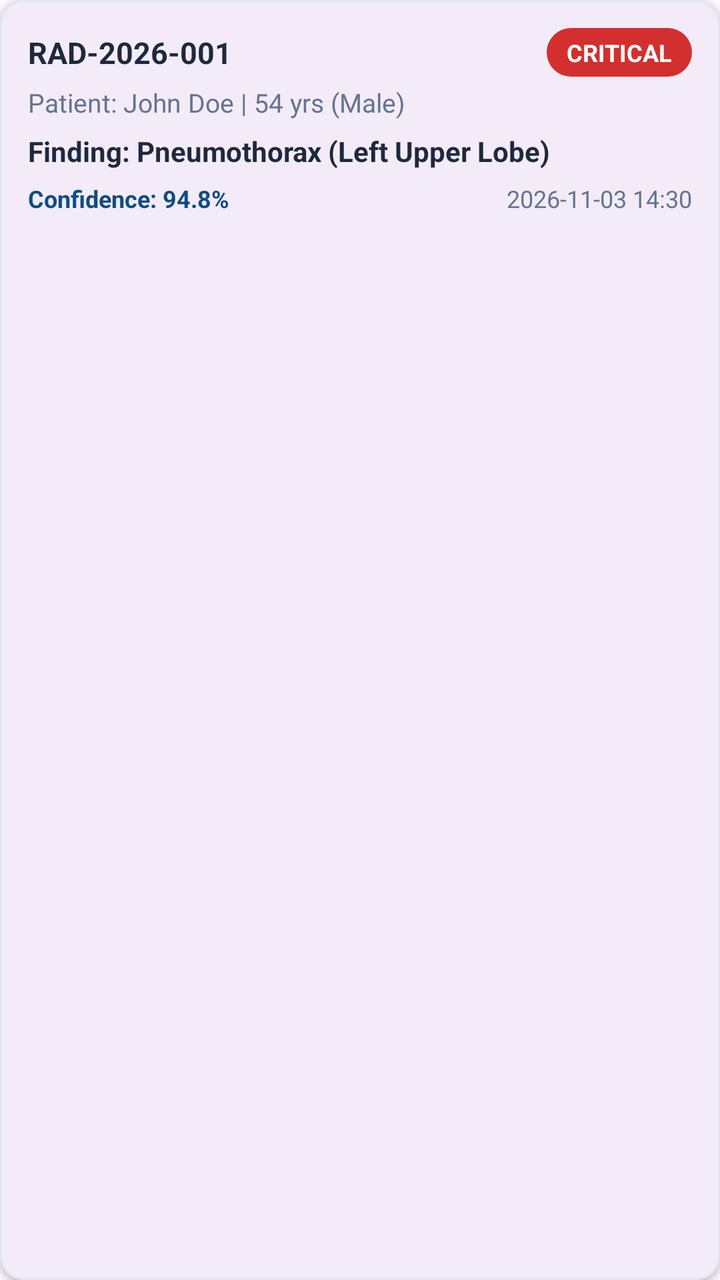
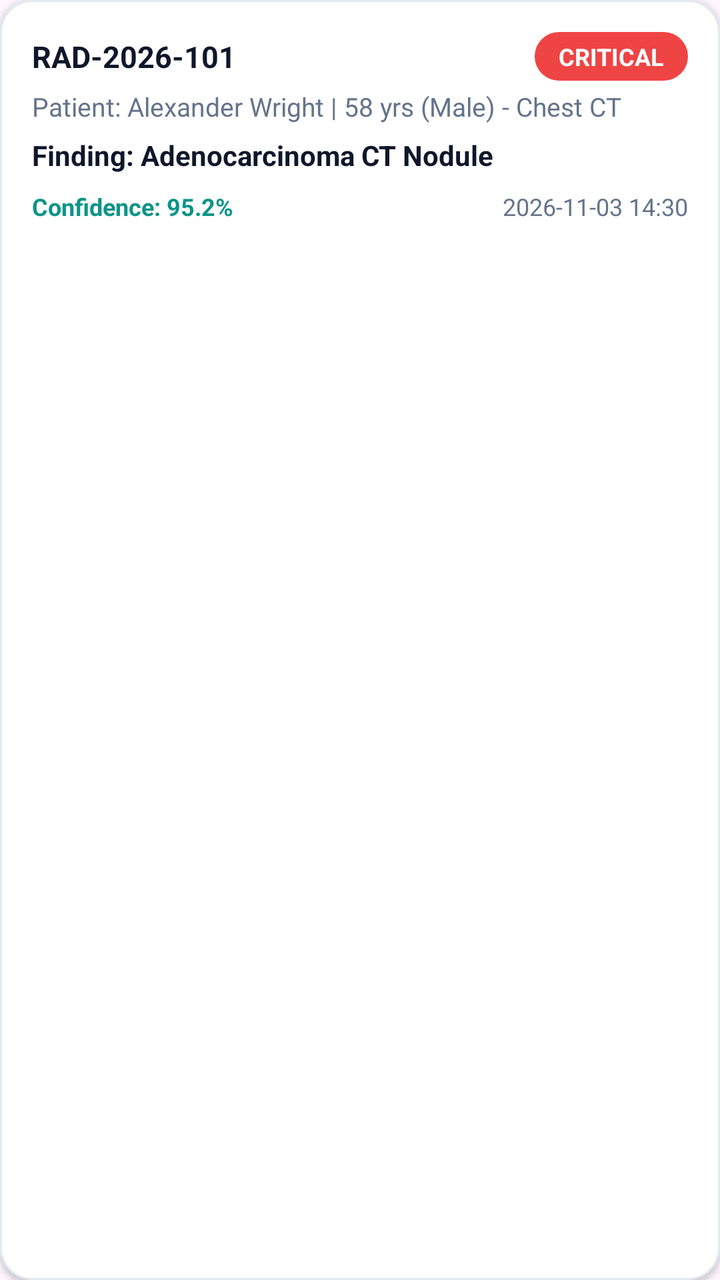

Before-and-after screenshots of an Android layout around one commit, followed by the original layout XML and the change that was made.
<!-- AndroidManifest.xml: application theme Theme.AITriageRadiology -->
<!-- res/layout/item_triage_history.xml -->
<?xml version="1.0" encoding="utf-8"?>
<com.google.android.material.card.MaterialCardView xmlns:android="http://schemas.android.com/apk/res/android"
    xmlns:app="http://schemas.android.com/apk/res-auto"
    android:layout_width="match_parent"
    android:layout_height="wrap_content"
    android:layout_marginHorizontal="4dp"
    android:layout_marginVertical="6dp"
    app:cardCornerRadius="12dp"
    app:cardElevation="2dp"
    app:strokeColor="@color/border_light"
    app:strokeWidth="1dp">

    <LinearLayout
        android:layout_width="match_parent"
        android:layout_height="wrap_content"
        android:orientation="vertical"
        android:padding="14dp">

        <LinearLayout
            android:layout_width="match_parent"
            android:layout_height="wrap_content"
            android:gravity="center_vertical"
            android:orientation="horizontal">

            <TextView
                android:id="@+id/tvHistoryPatientId"
                android:layout_width="0dp"
                android:layout_height="wrap_content"
                android:layout_weight="1"
                android:text="RAD-2026-001"
                android:textColor="@color/text_primary"
                android:textSize="15sp"
                android:textStyle="bold" />

            <TextView
                android:id="@+id/tvHistoryBadge"
                android:layout_width="wrap_content"
                android:layout_height="wrap_content"
                android:background="@drawable/bg_badge_critical"
                android:paddingHorizontal="10dp"
                android:paddingVertical="4dp"
                android:text="CRITICAL"
                android:textColor="@color/white"
                android:textSize="12sp"
                android:textStyle="bold" />
        </LinearLayout>

        <TextView
            android:id="@+id/tvHistoryPatientDetails"
            android:layout_width="match_parent"
            android:layout_height="wrap_content"
            android:layout_marginTop="4dp"
            android:text="Patient: John Doe | 54 yrs (Male)"
            android:textColor="@color/text_secondary"
            android:textSize="13sp" />

        <TextView
            android:id="@+id/tvHistoryFinding"
            android:layout_width="match_parent"
            android:layout_height="wrap_content"
            android:layout_marginTop="6dp"
            android:text="Finding: Pneumothorax (Left Upper Lobe)"
            android:textColor="@color/text_primary"
            android:textSize="14sp"
            android:textStyle="bold" />

        <LinearLayout
            android:layout_width="match_parent"
            android:layout_height="wrap_content"
            android:layout_marginTop="6dp"
            android:gravity="center_vertical"
            android:orientation="horizontal">

            <TextView
                android:id="@+id/tvHistoryConfidence"
                android:layout_width="0dp"
                android:layout_height="wrap_content"
                android:layout_weight="1"
                android:text="Confidence: 94.8%"
                android:textColor="@color/medical_blue"
                android:textSize="12sp"
                android:textStyle="bold" />

            <TextView
                android:id="@+id/tvHistoryTimestamp"
                android:layout_width="wrap_content"
                android:layout_height="wrap_content"
                android:text="2026-11-03 14:30"
                android:textColor="@color/text_secondary"
                android:textSize="12sp" />
        </LinearLayout>

    </LinearLayout>
</com.google.android.material.card.MaterialCardView>
<!-- resources referenced by this layout -->
<resources>
  <color name="border_light">#E2E8F0</color>
  <color name="medical_blue">#0F4C81</color>
  <color name="text_primary">#1E293B</color>
  <color name="text_secondary">#64748B</color>
  <color name="white">#FFFFFFFF</color>
  <!-- drawable bg_badge_critical (drawable) -->
  <?xml version="1.0" encoding="utf-8"?>
  <shape xmlns:android="http://schemas.android.com/apk/res/android"
      android:shape="rectangle">
      <solid android:color="@color/triage_critical" />
      <corners android:radius="16dp" />
  </shape>
  <style name="Theme.AITriageRadiology" parent="Base.Theme.AITriageRadiology" />
  <color name="triage_critical">#D32F2F</color>
  <style name="Base.Theme.AITriageRadiology" parent="Theme.Material3.DayNight.NoActionBar">
          
          
      </style>
</resources>

<!-- the commit's change to res/layout/item_triage_history.xml (unified diff, before → after) -->
@@ -3,18 +3,19 @@
     xmlns:app="http://schemas.android.com/apk/res-auto"
     android:layout_width="match_parent"
     android:layout_height="wrap_content"
-    android:layout_marginHorizontal="4dp"
+    android:layout_marginHorizontal="2dp"
     android:layout_marginVertical="6dp"
-    app:cardCornerRadius="12dp"
+    app:cardBackgroundColor="@color/card_bg"
+    app:cardCornerRadius="16dp"
     app:cardElevation="2dp"
-    app:strokeColor="@color/border_light"
+    app:strokeColor="@color/card_stroke"
     app:strokeWidth="1dp">
 
     <LinearLayout
         android:layout_width="match_parent"
         android:layout_height="wrap_content"
         android:orientation="vertical"
-        android:padding="14dp">
+        android:padding="16dp">
 
         <LinearLayout
             android:layout_width="match_parent"
@@ -27,7 +28,7 @@
                 android:layout_width="0dp"
                 android:layout_height="wrap_content"
                 android:layout_weight="1"
-                android:text="RAD-2026-001"
+                android:text="RAD-2026-101"
                 android:textColor="@color/text_primary"
                 android:textSize="15sp"
                 android:textStyle="bold" />
@@ -37,7 +38,7 @@
                 android:layout_width="wrap_content"
                 android:layout_height="wrap_content"
                 android:background="@drawable/bg_badge_critical"
-                android:paddingHorizontal="10dp"
+                android:paddingHorizontal="12dp"
                 android:paddingVertical="4dp"
                 android:text="CRITICAL"
                 android:textColor="@color/white"
@@ -50,7 +51,7 @@
             android:layout_width="match_parent"
             android:layout_height="wrap_content"
             android:layout_marginTop="4dp"
-            android:text="Patient: John Doe | 54 yrs (Male)"
+            android:text="Patient: Alexander Wright | 58 yrs (Male) - Chest CT"
             android:textColor="@color/text_secondary"
             android:textSize="13sp" />
 
@@ -59,7 +60,7 @@
             android:layout_width="match_parent"
             android:layout_height="wrap_content"
             android:layout_marginTop="6dp"
-            android:text="Finding: Pneumothorax (Left Upper Lobe)"
+            android:text="Finding: Adenocarcinoma CT Nodule"
             android:textColor="@color/text_primary"
             android:textSize="14sp"
             android:textStyle="bold" />
@@ -67,7 +68,7 @@
         <LinearLayout
             android:layout_width="match_parent"
             android:layout_height="wrap_content"
-            android:layout_marginTop="6dp"
+            android:layout_marginTop="8dp"
             android:gravity="center_vertical"
             android:orientation="horizontal">
 
@@ -76,8 +77,8 @@
                 android:layout_width="0dp"
                 android:layout_height="wrap_content"
                 android:layout_weight="1"
-                android:text="Confidence: 94.8%"
-                android:textColor="@color/medical_blue"
+                android:text="Confidence: 95.2%"
+                android:textColor="@color/medical_teal"
                 android:textSize="12sp"
                 android:textStyle="bold" />
 
<!-- resource entries referenced after the edit -->
@@ -1,8 +1,9 @@
 <!-- resources referenced by this layout -->
 <resources>
-  <color name="border_light">#E2E8F0</color>
-  <color name="medical_blue">#0F4C81</color>
-  <color name="text_primary">#1E293B</color>
+  <color name="card_bg">#FFFFFF</color>
+  <color name="card_stroke">#E2E8F0</color>
+  <color name="medical_teal">#0D9488</color>
+  <color name="text_primary">#0F172A</color>
   <color name="text_secondary">#64748B</color>
   <color name="white">#FFFFFFFF</color>
   <!-- drawable bg_badge_critical (drawable) -->
@@ -13,7 +14,7 @@
       <corners android:radius="16dp" />
   </shape>
   <style name="Theme.AITriageRadiology" parent="Base.Theme.AITriageRadiology" />
-  <color name="triage_critical">#D32F2F</color>
+  <color name="triage_critical">#EF4444</color>
   <style name="Base.Theme.AITriageRadiology" parent="Theme.Material3.DayNight.NoActionBar">
           
           
